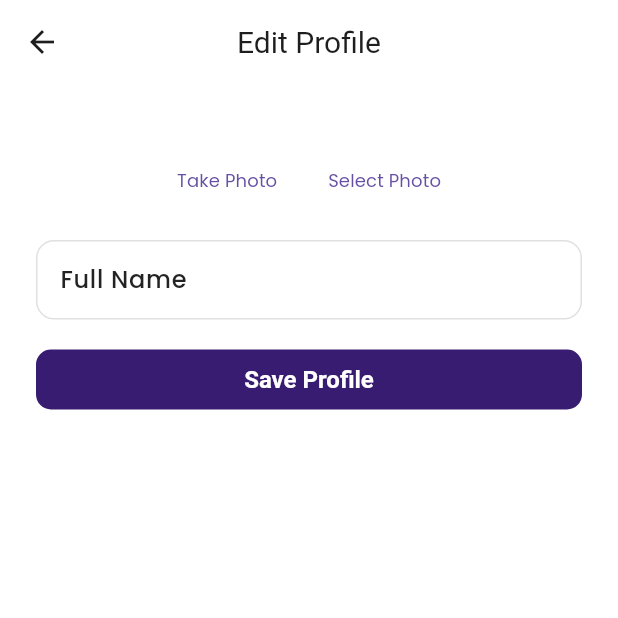
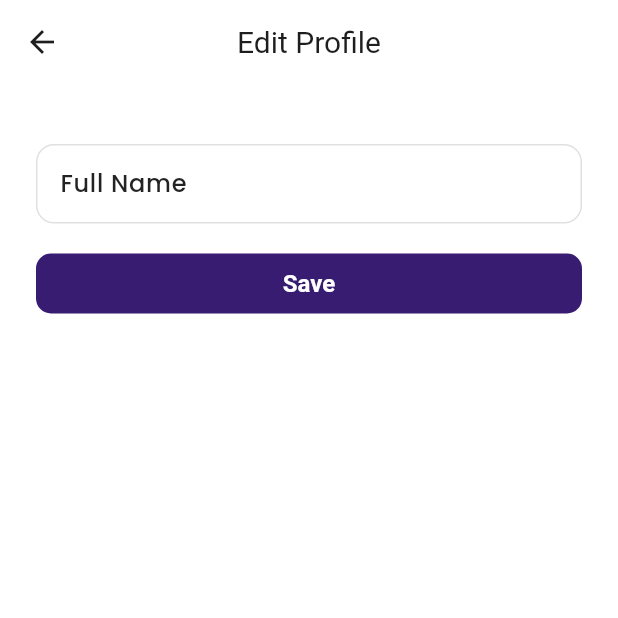
Before and after one commit to SundayOlubode/chindi, a Flutter app: the EditProfile screen opened directly, on a phone screen of 412 x 824 dp, the top half of it. Run offline on Flutter 3.47's test engine with Material 3 defaults, Android fonts, the phone set to English and light mode, and no system bars; our stand-ins replace cloud_firestore, firebase_auth, firebase_core, flutter_slidable, iconsax, image_picker; missing offline and left inert: awesome_ripple_animation; accounts and stored records are empty.

Commit message:
some more fixes

```diff
--- a/lib/main.dart
+++ b/lib/main.dart
@@ -1,4 +1,3 @@
-import 'package:chindi/models/task.dart';
 import 'package:chindi/providers/user_provider.dart';
 import 'package:chindi/services/firebase_firestore_service.dart';
 import 'package:chindi/wrapper.dart';
--- a/lib/routes/profile/edit_profile.dart
+++ b/lib/routes/profile/edit_profile.dart
@@ -1,3 +1,4 @@
+import 'package:chindi/components/utils/custom_form.dart';
 import 'package:flutter/material.dart';
 import 'package:image_picker/image_picker.dart';
 import 'package:provider/provider.dart';
@@ -18,38 +19,13 @@ class EditProfile extends StatefulWidget {
 }
 
 class _EditProfileState extends State<EditProfile> {
-  final _fullNameController = TextEditingController();
-
-  // final ImagePicker _imagePicker = ImagePicker();
-  // File? _image;
-
-  Future<void> pickImage(ImageSource source) async {
-    // final XFile? image = await _imagePicker.pickImage(
-    //   source: source,
-    // );
-
-    // if (image != null) {
-    //   setState(() {
-    //     _image = File(image.path);
-    //   });
-    // }
-  }
-
-  Future<void> takePhoto() async {
-    await pickImage(ImageSource.camera);
-  }
-
-  Future<void> selectPhoto() async {
-    await pickImage(ImageSource.gallery);
-  }
+  final GlobalKey<FormState> _formKey = GlobalKey<FormState>();
+  String _fullName = '';
 
   @override
   Widget build(BuildContext context) {
     UserProvider userProvider = Provider.of<UserProvider>(context);
     User? user = userProvider.user!;
-
-    // Prefilling with current values
-    _fullNameController.text = user.fullName;
 
     return Scaffold(
       appBar: AppBar(
@@ -59,34 +35,17 @@ class _EditProfileState extends State<EditProfile> {
       body: SingleChildScrollView(
         child: Padding(
           padding: const EdgeInsets.all(ChindiSizes.defaultSpace),
-          child: Column(
+          child: CustomForm(
+            formKey: _formKey,
             children: [
-              SizedBox(
-                width: 200,
-                child: Column(
-                  children: <Widget>[
-                    const SizedBox(height: ChindiSizes.spaceBtwItems),
-                    Row(
-                      mainAxisAlignment: MainAxisAlignment.spaceBetween,
-                      children: <Widget>[
-                        TextButton(
-                          onPressed: takePhoto,
-                          child: const Text('Take Photo'),
-                        ),
-                        TextButton(
-                          onPressed: selectPhoto,
-                          child: const Text('Select Photo'),
-                        ),
-                      ],
-                    )
-                  ],
-                ),
-              ),
               const SizedBox(height: ChindiSizes.spaceBtwItems),
               CustomTextFormField(
                 label: 'Full Name',
                 validator: validateName,
-                controller: _fullNameController,
+                initialValue: user.fullName,
+                onChanged: (e) {
+                  _fullName = e;
+                },
               ),
               const SizedBox(height: ChindiSizes.spaceBtwItems),
               SizedBox(
@@ -95,7 +54,7 @@ class _EditProfileState extends State<EditProfile> {
                   onPressed: () {
                     Navigator.pop(context);
                   },
-                  child: const Text(ChindiTexts.saveProfile),
+                  child: const Text('Save'),
                 ),
               )
             ],
--- a/lib/routes/registered_succesfully.dart
+++ b/lib/routes/registered_succesfully.dart
@@ -2,8 +2,7 @@ import 'package:awesome_ripple_animation/awesome_ripple_animation.dart';
 import 'package:flutter/material.dart';
 import 'package:chindi/utils/constants/texts.dart';
 import 'package:chindi/components/utils/primary_button.dart';
-import '../../utils/constants/sizes.dart';
-import 'package:chindi/routes/home.dart';
+import 'package:chindi/utils/constants/sizes.dart';
 
 class RegisteredSuccesfully extends StatelessWidget {
   const RegisteredSuccesfully({super.key});
```
Also changed, not shown: lib/routes/update_profile_picture.dart (+64 -3 lines).
